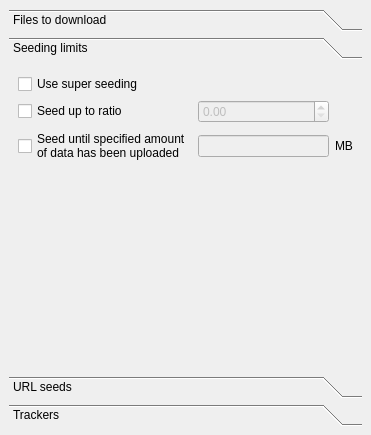
First picture: the form in src/engines/TorrentOptsWidget.ui, repository LubosD/fatrat, before the edit.
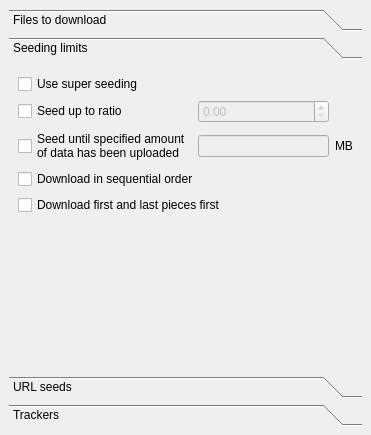
Second picture: the form after the edit. The open tabs and pages were chosen to show the change.

Commit message:
Torrents: sequential download and first/last pieces first options
Per-transfer toggles in Transfer Properties (Qt dialog, and the web UI and
TUI via optionsForm). First/last piece priority is reapplied whenever file
priorities are set, since prioritize_files() recomputes piece priorities.

Diff of the .ui file:
```diff
--- a/src/engines/TorrentOptsWidget.ui
+++ b/src/engines/TorrentOptsWidget.ui
@@ -120,7 +120,7 @@
              </property>
             </widget>
            </item>
-           <item row="3" column="0">
+           <item row="5" column="0">
             <spacer>
              <property name="orientation">
               <enum>Qt::Vertical</enum>
@@ -140,6 +140,26 @@
              </property>
             </widget>
            </item>
+           <item row="3" column="0" colspan="3">
+            <widget class="QCheckBox" name="checkSequential">
+             <property name="text">
+              <string>Download in sequential order</string>
+             </property>
+             <property name="toolTip">
+              <string>Fetch pieces in order, so that media can be previewed while it downloads.</string>
+             </property>
+            </widget>
+           </item>
+           <item row="4" column="0" colspan="3">
+            <widget class="QCheckBox" name="checkFirstLast">
+             <property name="text">
+              <string>Download first and last pieces first</string>
+             </property>
+             <property name="toolTip">
+              <string>Prioritise both ends of each file, where media containers keep their index.</string>
+             </property>
+            </widget>
+           </item>
           </layout>
          </widget>
          <widget class="QWidget" name="page_4">
```
The commit also changes 7 other files.
